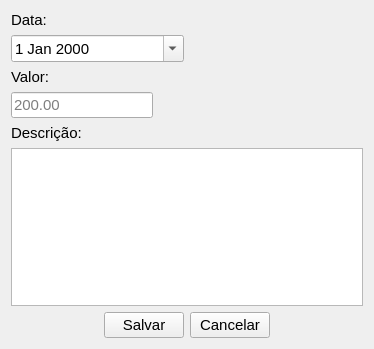
Old version of the form Vida Financeira/createcapital.ui in the repository carlos-vinicios/Projeto_C.
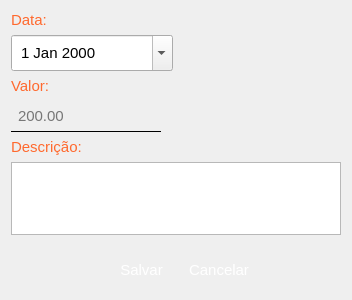
New version of the form. Icons and pictures are not drawn.

What changed in the file:
```diff
--- a/Vida Financeira/createcapital.ui
+++ b/Vida Financeira/createcapital.ui
@@ -1,25 +1,25 @@
 <?xml version="1.0" encoding="UTF-8"?>
 <ui version="4.0">
  <class>CreateCapital</class>
- <widget class="QWidget" name="CreateCapital">
+ <widget class="QDialog" name="CreateCapital">
   <property name="geometry">
    <rect>
     <x>0</x>
     <y>0</y>
-    <width>374</width>
-    <height>349</height>
+    <width>352</width>
+    <height>300</height>
    </rect>
   </property>
   <property name="minimumSize">
    <size>
-    <width>374</width>
-    <height>349</height>
+    <width>352</width>
+    <height>300</height>
    </size>
   </property>
   <property name="maximumSize">
    <size>
-    <width>374</width>
-    <height>349</height>
+    <width>352</width>
+    <height>300</height>
    </size>
   </property>
   <property name="font">
@@ -31,6 +31,40 @@
   <property name="windowTitle">
    <string>Recebimento de Capital</string>
   </property>
+  <property name="windowIcon">
+   <iconset resource="icons.qrc">
+    <normaloff>:/Downloads/main_icon.png</normaloff>:/Downloads/main_icon.png</iconset>
+  </property>
+  <property name="autoFillBackground">
+   <bool>false</bool>
+  </property>
+  <property name="styleSheet">
+   <string notr="true">QDialog{
+	background-image: url(:/Downloads/background2.jpg);
+}
+QLabel{
+	color:#FF692E;
+	font: 12pt &quot;Segoe UI&quot;;
+}
+QPushButton{
+	background-color: qlineargradient(x1: 0, y1: 0, x2: 0, y2: 1,
+                                stop: 0 #ff9b58, stop: 0.4 #ff7037,
+                                stop: 0.5 #ff7037, stop: 1.0 #ff9b58);
+	border:none;
+	padding: 10px;
+	color:#FFF;
+	margin-top: 10px;
+}
+QLineEdit{
+	border:none;
+	background-color:  transparent;
+	padding:5px;
+	border-bottom: 1px solid #000;
+}
+QDateEdit{
+	padding:5px;
+}</string>
+  </property>
   <layout class="QVBoxLayout" name="verticalLayout">
    <item>
     <layout class="QGridLayout" name="gridLayout">
@@ -66,6 +100,9 @@
        <property name="cursor">
         <cursorShape>PointingHandCursor</cursorShape>
        </property>
+       <property name="autoFillBackground">
+        <bool>false</bool>
+       </property>
        <property name="text">
         <string>Cancelar</string>
        </property>
```
Left out of the diff: 4 changed lines with no effect on the pictures.
